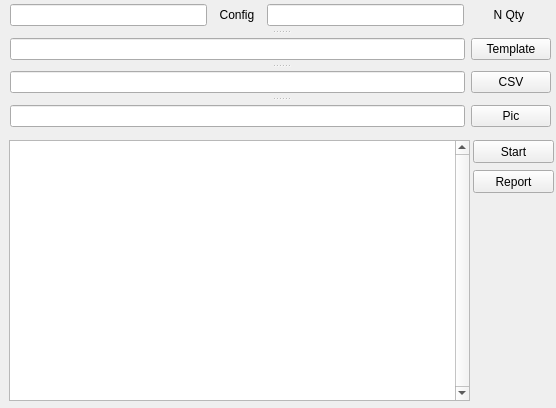
Old version of the form main_window.ui in the repository yunfeng123/AAC_PyQt5.
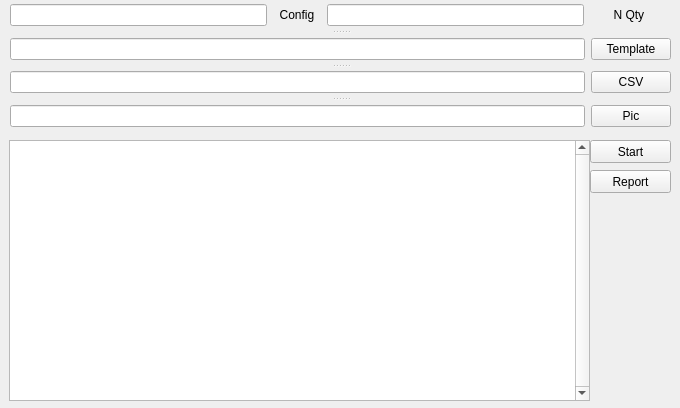
New version of the form.

What changed in the file:
```diff
--- a/main_window.ui
+++ b/main_window.ui
@@ -6,7 +6,7 @@
    <rect>
     <x>0</x>
     <y>0</y>
-    <width>556</width>
+    <width>680</width>
     <height>408</height>
    </rect>
   </property>
@@ -24,7 +24,7 @@
      <rect>
       <x>9</x>
       <y>140</y>
-      <width>461</width>
+      <width>581</width>
       <height>261</height>
      </rect>
     </property>
@@ -38,7 +38,7 @@
    <widget class="QPushButton" name="btn_run">
     <property name="geometry">
      <rect>
-      <x>473</x>
+      <x>590</x>
       <y>140</y>
       <width>81</width>
       <height>23</height>
@@ -51,7 +51,7 @@
    <widget class="QPushButton" name="btn_report">
     <property name="geometry">
      <rect>
-      <x>473</x>
+      <x>590</x>
       <y>170</y>
       <width>81</width>
       <height>23</height>
@@ -66,7 +66,7 @@
      <rect>
       <x>10</x>
       <y>0</y>
-      <width>541</width>
+      <width>661</width>
       <height>131</height>
      </rect>
     </property>
```
Left out of the diff: 2 changed lines with no effect on the pictures.
